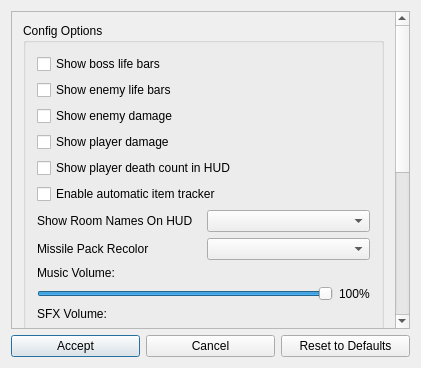
Before: the Qt Designer form randovania/games/dread/gui/ui_files/dread_cosmetic_patches_dialog.ui in randovania/randovania, drawn with Qt 5.
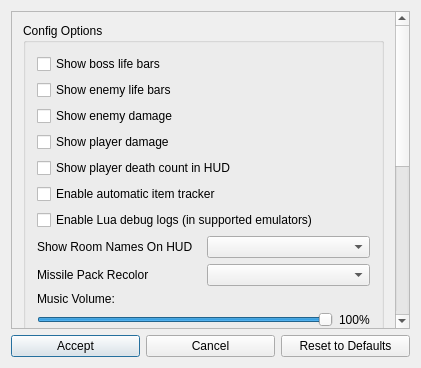
After: the same form once the commit is applied. Custom widgets are drawn as their Qt base class.

Commit message: Add a Dread cosmetic option that is hidden behind experimental settings to enable "Game.LogWarn" debug logs (via ODR exlaunch)

```diff
--- a/randovania/games/dread/gui/ui_files/dread_cosmetic_patches_dialog.ui
+++ b/randovania/games/dread/gui/ui_files/dread_cosmetic_patches_dialog.ui
@@ -90,6 +90,16 @@
             </property>
            </widget>
           </item>
+          <item>
+           <widget class="QCheckBox" name="enable_debug_logging">
+            <property name="text">
+             <string>Enable Lua debug logs (in supported emulators)</string>
+            </property>
+            <property name="visible">
+             <bool>false</bool>
+            </property>
+           </widget>
+          </item>
           <item>
            <layout class="QHBoxLayout" name="show_room_names">
             <item>
```
The commit also changes 5 other files.
